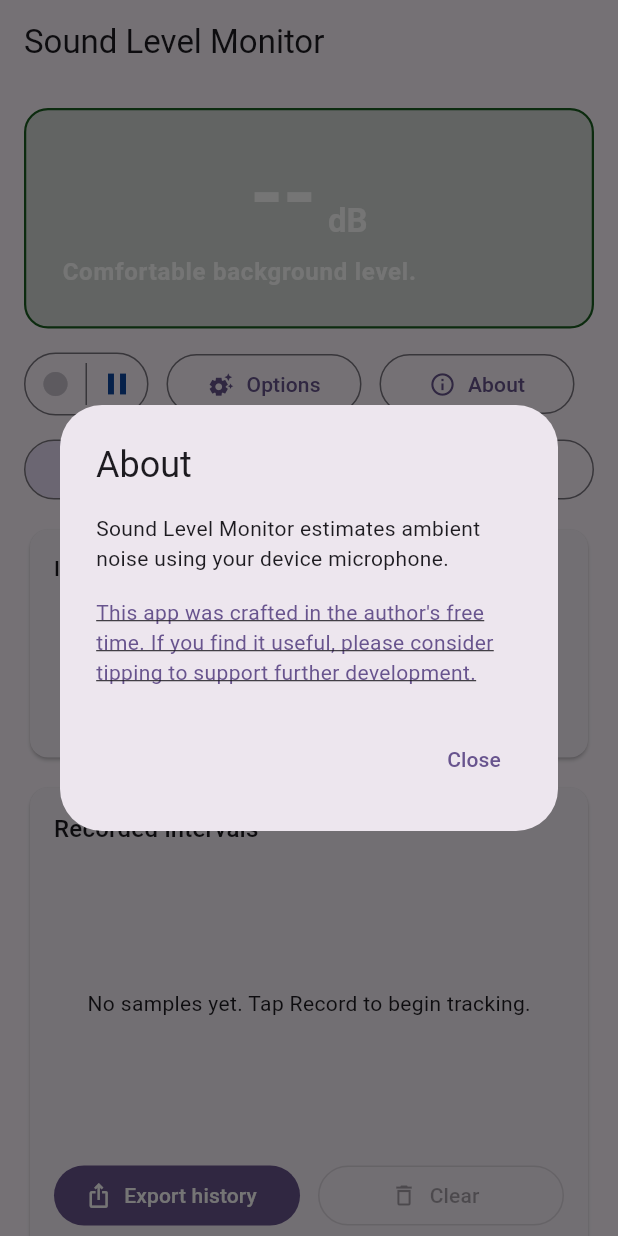
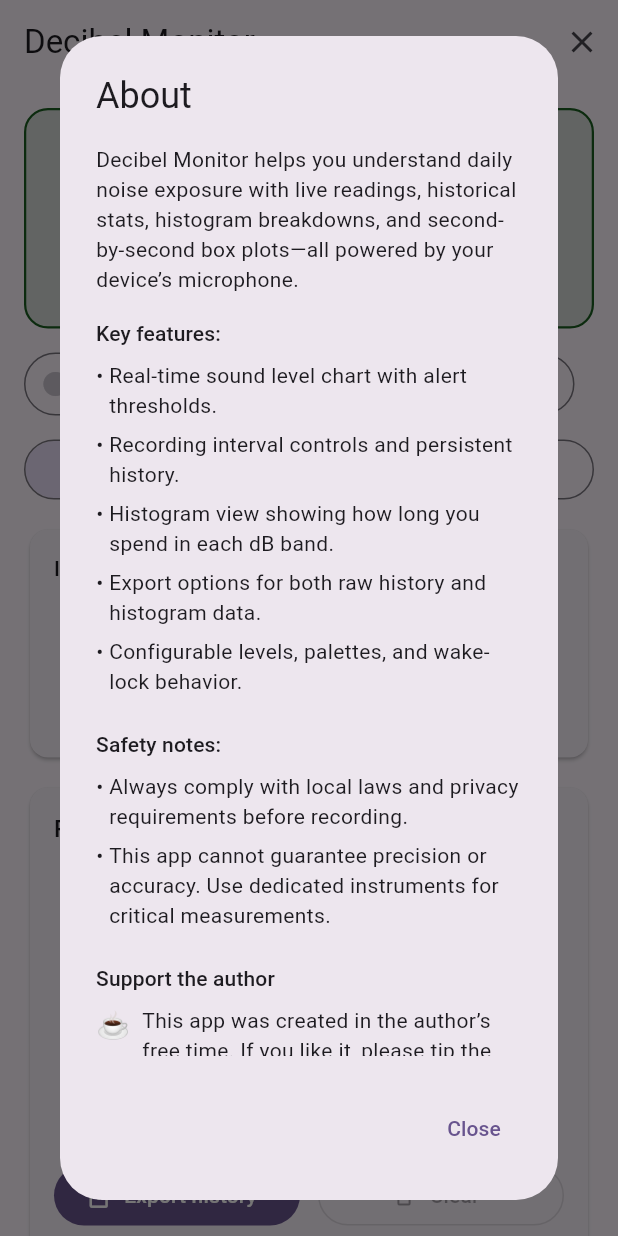
Before and after one commit to fejikso/SoundLevelMonitor, a Flutter app: the screen it shows after launch, after a tap on "About", on a phone screen of 412 x 824 dp. Run offline on Flutter 3.47's test engine with Material 3 defaults, Android fonts, the phone set to English and light mode, and no system bars; our stand-ins replace fl_chart, permission_handler, share_plus, shared_preferences, wakelock_plus; missing offline and left inert: noise_meter.

Commit message:
Enhance MonitorHomeScreen with exit confirmation and updated about dialog
- Changed app title from 'Sound Level Monitor' to 'Decibel Monitor'.
- Added an exit confirmation dialog to prevent accidental app closure.
- Updated the about dialog content to reflect new features and safety notes.
- Introduced a new private widget, _BulletLine, for better formatting of list items in the about dialog.

```diff
--- a/lib/main.dart
+++ b/lib/main.dart
@@ -4,6 +4,7 @@
 import 'package:fl_chart/fl_chart.dart';
 import 'package:flutter/gestures.dart';
 import 'package:flutter/material.dart';
+import 'package:flutter/services.dart';
 import 'package:path_provider/path_provider.dart';
 import 'package:provider/provider.dart';
 import 'package:share_plus/share_plus.dart';
@@ -41,7 +42,14 @@
   Widget build(BuildContext context) {
     return Scaffold(
       appBar: AppBar(
-        title: const Text('Sound Level Monitor'),
+        title: const Text('Decibel Monitor'),
+        actions: [
+          IconButton(
+            icon: const Icon(Icons.close),
+            tooltip: 'Quit app',
+            onPressed: () => _confirmExit(context),
+          ),
+        ],
       ),
       body: const SafeArea(
         child: _MonitorContent(),
@@ -1409,26 +1417,107 @@
   }
 }
 
+Future<void> _confirmExit(BuildContext context) async {
+  final shouldExit = await showDialog<bool>(
+        context: context,
+        builder: (context) => AlertDialog(
+          title: const Text('Exit Decibel Monitor?'),
+          content: const Text(
+            'Are you sure you want to close the app?',
+          ),
+          actions: [
+            TextButton(
+              onPressed: () => Navigator.of(context).pop(false),
+              child: const Text('Cancel'),
+            ),
+            FilledButton(
+              onPressed: () => Navigator.of(context).pop(true),
+              child: const Text('Exit'),
+            ),
+          ],
+        ),
+      ) ??
+      false;
+  if (shouldExit && context.mounted) {
+    SystemNavigator.pop();
+  }
+}
+
 Future<void> _showAboutDialog(BuildContext context) {
   return showDialog<void>(
     context: context,
     builder: (context) {
+      final textTheme = Theme.of(context).textTheme;
       return AlertDialog(
         title: const Text('About'),
-        content: Column(
-          mainAxisSize: MainAxisSize.min,
+        content: SingleChildScrollView(
+          child: Column(
             crossAxisAlignment: CrossAxisAlignment.start,
             children: [
               const Text(
-              'Sound Level Monitor estimates ambient noise using your device microphone.',
-            ),
-            const SizedBox(height: 12),
-            _LinkText(
-              label:
-                  'This app was crafted in the author\'s free time. If you find it useful, please consider tipping to support further development.',
+                'Decibel Monitor helps you understand daily noise exposure with live readings, historical stats, histogram breakdowns, and second-by-second box plots—all powered by your device’s microphone.',
+              ),
+              const SizedBox(height: 16),
+              Text(
+                'Key features:',
+                style: textTheme.titleSmall,
+              ),
+              const SizedBox(height: 8),
+              const _BulletLine(
+                'Real-time sound level chart with alert thresholds.',
+              ),
+              const _BulletLine(
+                'Recording interval controls and persistent history.',
+              ),
+              const _BulletLine(
+                'Histogram view showing how long you spend in each dB band.',
+              ),
+              const _BulletLine(
+                'Export options for both raw history and histogram data.',
+              ),
+              const _BulletLine(
+                'Configurable levels, palettes, and wake-lock behavior.',
+              ),
+              const SizedBox(height: 16),
+              Text(
+                'Safety notes:',
+                style: textTheme.titleSmall,
+              ),
+              const SizedBox(height: 8),
+              const _BulletLine(
+                'Always comply with local laws and privacy requirements before recording.',
+              ),
+              const _BulletLine(
+                'This app cannot guarantee precision or accuracy. Use dedicated instruments for critical measurements.',
+              ),
+              const SizedBox(height: 16),
+              Text(
+                'Support the author',
+                style: textTheme.titleSmall,
+              ),
+              const SizedBox(height: 8),
+              Row(
+                crossAxisAlignment: CrossAxisAlignment.start,
+                children: const [
+                  Text(
+                    '☕',
+                    style: TextStyle(fontSize: 18),
+                  ),
+                  SizedBox(width: 8),
+                  Expanded(
+                    child: Text(
+                      'This app was created in the author’s free time. If you like it, please tip the author to promote the development of more tools like this.',
+                    ),
+                  ),
+                ],
+              ),
+              const SizedBox(height: 8),
+              const _LinkText(
+                label: 'Tip via Buy Me a Coffee',
                 url: 'https://buymeacoffee.com/fejikso',
               ),
             ],
+          ),
         ),
         actions: [
           TextButton(
@@ -1662,6 +1751,28 @@
   }
 }
 
+class _BulletLine extends StatelessWidget {
+  const _BulletLine(this.text);
+
+  final String text;
+
+  @override
+  Widget build(BuildContext context) {
+    return Padding(
+      padding: const EdgeInsets.only(bottom: 6),
+      child: Row(
+        crossAxisAlignment: CrossAxisAlignment.start,
+        children: [
+          const Text('• '),
+          Expanded(
+            child: Text(text),
+          ),
+        ],
+      ),
+    );
+  }
+}
+
 class _LinkText extends StatelessWidget {
   const _LinkText({required this.label, required this.url});
 
```
Lines whose indentation alone changed are shown as unchanged.
